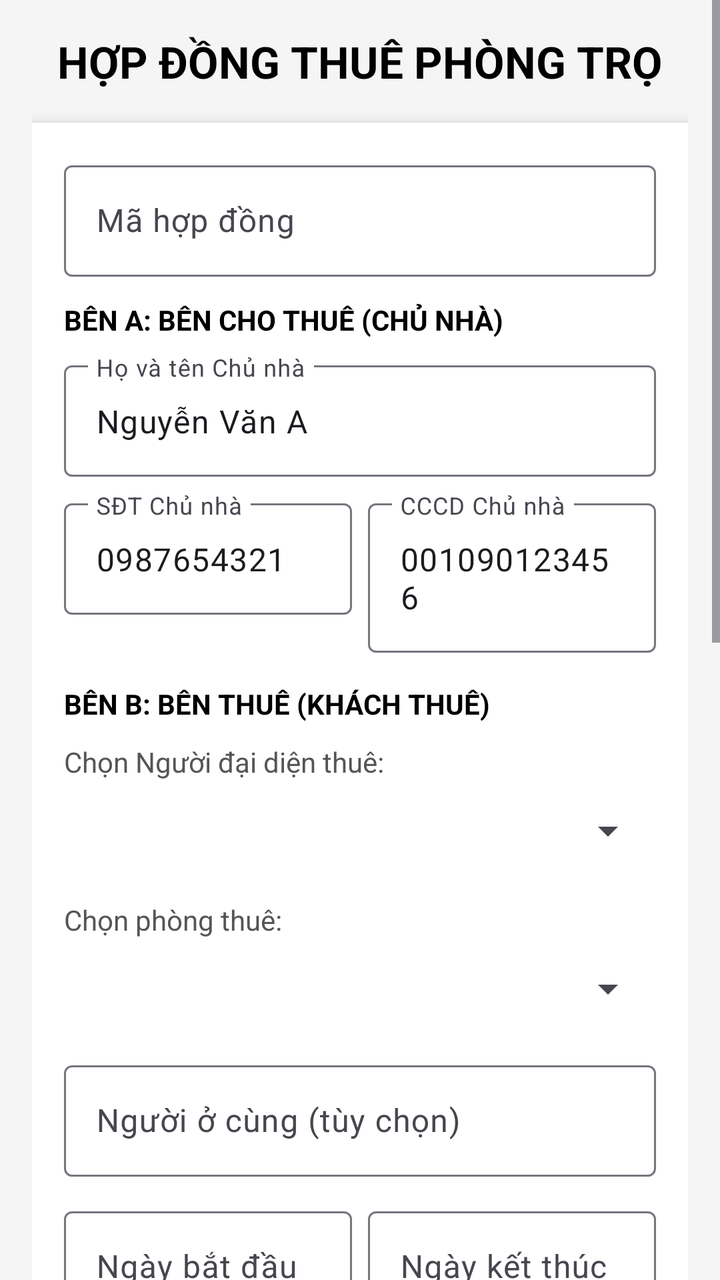
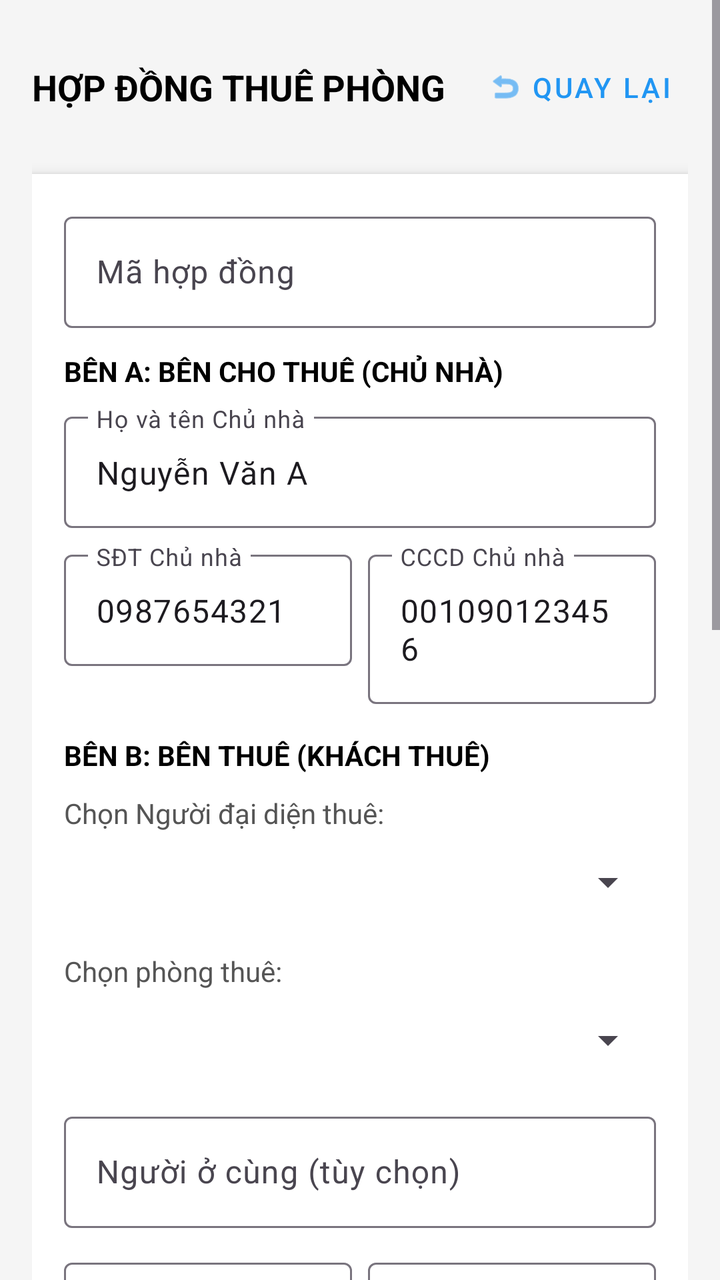

Screens rendered from an Android XML layout before and after an edit, with the pre-edit source and the edit as a unified diff.
<!-- AndroidManifest.xml: application theme Theme.Detai1 -->
<!-- res/layout/giaodienhopdong.xml -->
<?xml version="1.0" encoding="utf-8"?>
<ScrollView xmlns:android="http://schemas.android.com/apk/res/android"
    android:layout_width="match_parent"
    android:layout_height="match_parent"
    android:background="#F5F5F5">

    <LinearLayout
        android:layout_width="match_parent"
        android:layout_height="wrap_content"
        android:orientation="vertical"
        android:padding="16dp">

        <TextView
            android:layout_width="wrap_content"
            android:layout_height="wrap_content"
            android:text="HỢP ĐỒNG THUÊ PHÒNG TRỌ"
            android:textSize="22sp"
            android:textStyle="bold"
            android:textColor="@android:color/black"
            android:layout_gravity="center"
            android:layout_marginBottom="16dp"/>

        
        <LinearLayout
            android:layout_width="match_parent"
            android:layout_height="wrap_content"
            android:orientation="vertical"
            android:background="@android:color/white"
            android:padding="16dp"
            android:elevation="4dp"
            android:layout_marginBottom="16dp">

            <com.google.android.material.textfield.TextInputLayout
                android:layout_width="match_parent"
                android:layout_height="wrap_content"
                android:layout_marginBottom="12dp"
                android:hint="Mã hợp đồng">
                <com.google.android.material.textfield.TextInputEditText
                    android:id="@+id/txtmahopdong"
                    android:layout_width="match_parent"
                    android:layout_height="wrap_content" />
            </com.google.android.material.textfield.TextInputLayout>

            
            <TextView
                android:layout_width="wrap_content"
                android:layout_height="wrap_content"
                android:text="BÊN A: BÊN CHO THUÊ (CHỦ NHÀ)"
                android:textStyle="bold"
                android:textColor="@android:color/black"
                android:layout_marginBottom="8dp"/>

            <com.google.android.material.textfield.TextInputLayout
                android:layout_width="match_parent"
                android:layout_height="wrap_content"
                android:layout_marginBottom="8dp"
                android:hint="Họ và tên Chủ nhà">
                <com.google.android.material.textfield.TextInputEditText
                    android:id="@+id/txttenchunha"
                    android:layout_width="match_parent"
                    android:layout_height="wrap_content"
                    android:text="Nguyễn Văn A" />
            </com.google.android.material.textfield.TextInputLayout>

            <LinearLayout
                android:layout_width="match_parent"
                android:layout_height="wrap_content"
                android:orientation="horizontal"
                android:layout_marginBottom="16dp">

                <com.google.android.material.textfield.TextInputLayout
                    android:layout_width="0dp"
                    android:layout_height="wrap_content"
                    android:layout_weight="1"
                    android:layout_marginEnd="4dp"
                    android:hint="SĐT Chủ nhà">
                    <com.google.android.material.textfield.TextInputEditText
                        android:id="@+id/txtsdtchunha"
                        android:layout_width="match_parent"
                        android:layout_height="wrap_content"
                        android:text="0987654321" />
                </com.google.android.material.textfield.TextInputLayout>

                <com.google.android.material.textfield.TextInputLayout
                    android:layout_width="0dp"
                    android:layout_height="wrap_content"
                    android:layout_weight="1"
                    android:layout_marginStart="4dp"
                    android:hint="CCCD Chủ nhà">
                    <com.google.android.material.textfield.TextInputEditText
                        android:id="@+id/txtcccdchunha"
                        android:layout_width="match_parent"
                        android:layout_height="wrap_content"
                        android:text="001090123456" />
                </com.google.android.material.textfield.TextInputLayout>
            </LinearLayout>

            
            <TextView
                android:layout_width="wrap_content"
                android:layout_height="wrap_content"
                android:text="BÊN B: BÊN THUÊ (KHÁCH THUÊ)"
                android:textStyle="bold"
                android:textColor="@android:color/black"
                android:layout_marginBottom="8dp"/>

            <TextView
                android:layout_width="wrap_content"
                android:layout_height="wrap_content"
                android:text="Chọn Người đại diện thuê:"
                android:textColor="#555555"
                android:layout_marginTop="2dp"/>
            <Spinner
                android:id="@+id/spnnguoidaidien"
                android:layout_width="match_parent"
                android:layout_height="50dp"
                android:layout_marginBottom="8dp"/>

            <TextView
                android:layout_width="wrap_content"
                android:layout_height="wrap_content"
                android:text="Chọn phòng thuê:"
                android:textColor="#555555"
                android:layout_marginTop="2dp"/>
            <Spinner
                android:id="@+id/spnphongthue"
                android:layout_width="match_parent"
                android:layout_height="50dp"
                android:layout_marginBottom="8dp"/>

            <com.google.android.material.textfield.TextInputLayout
                android:layout_width="match_parent"
                android:layout_height="wrap_content"
                android:layout_marginBottom="12dp"
                android:hint="Người ở cùng (tùy chọn)">
                <com.google.android.material.textfield.TextInputEditText
                    android:id="@+id/txtnguoiocung"
                    android:layout_width="match_parent"
                    android:layout_height="wrap_content" />
            </com.google.android.material.textfield.TextInputLayout>

            
            <LinearLayout
                android:layout_width="match_parent"
                android:layout_height="wrap_content"
                android:orientation="horizontal"
                android:layout_marginBottom="8dp">

                <com.google.android.material.textfield.TextInputLayout
                    android:layout_width="0dp"
                    android:layout_height="wrap_content"
                    android:layout_weight="1"
                    android:layout_marginEnd="4dp"
                    android:hint="Ngày bắt đầu">
                    <com.google.android.material.textfield.TextInputEditText
                        android:id="@+id/txtngaybatdau"
                        android:layout_width="match_parent"
                        android:layout_height="wrap_content" />
                </com.google.android.material.textfield.TextInputLayout>

                <com.google.android.material.textfield.TextInputLayout
                    android:layout_width="0dp"
                    android:layout_height="wrap_content"
                    android:layout_weight="1"
                    android:layout_marginStart="4dp"
                    android:hint="Ngày kết thúc">
                    <com.google.android.material.textfield.TextInputEditText
                        android:id="@+id/txtngayketthuc"
                        android:layout_width="match_parent"
                        android:layout_height="wrap_content" />
                </com.google.android.material.textfield.TextInputLayout>
            </LinearLayout>

            <LinearLayout
                android:layout_width="match_parent"
                android:layout_height="wrap_content"
                android:orientation="horizontal"
                android:layout_marginBottom="8dp">

                <com.google.android.material.textfield.TextInputLayout
                    android:layout_width="0dp"
                    android:layout_height="wrap_content"
                    android:layout_weight="1"
                    android:layout_marginEnd="4dp"
                    android:hint="Giá thuê hàng tháng">
                    <com.google.android.material.textfield.TextInputEditText
                        android:id="@+id/txtgiathue"
                        android:layout_width="match_parent"
                        android:layout_height="wrap_content"
                        android:inputType="numberDecimal" />
                </com.google.android.material.textfield.TextInputLayout>

                <com.google.android.material.textfield.TextInputLayout
                    android:layout_width="0dp"
                    android:layout_height="wrap_content"
                    android:layout_weight="1"
                    android:layout_marginStart="4dp"
                    android:hint="Tiền đặt cọc">
                    <com.google.android.material.textfield.TextInputEditText
                        android:id="@+id/txttiencoc"
                        android:layout_width="match_parent"
                        android:layout_height="wrap_content"
                        android:inputType="numberDecimal" />
                </com.google.android.material.textfield.TextInputLayout>
            </LinearLayout>

            <LinearLayout
                android:layout_width="match_parent"
                android:layout_height="wrap_content"
                android:orientation="horizontal"
                android:layout_marginBottom="8dp">

                <com.google.android.material.textfield.TextInputLayout
                    android:layout_width="0dp"
                    android:layout_height="wrap_content"
                    android:layout_weight="1"
                    android:layout_marginEnd="4dp"
                    android:hint="Ngày đóng tiền hàng tháng">
                    <com.google.android.material.textfield.TextInputEditText
                        android:id="@+id/txtngaythanhtoanhangthang"
                        android:layout_width="match_parent"
                        android:layout_height="wrap_content"
                        android:inputType="number" />
                </com.google.android.material.textfield.TextInputLayout>

                <com.google.android.material.textfield.TextInputLayout
                    android:layout_width="0dp"
                    android:layout_height="wrap_content"
                    android:layout_weight="1"
                    android:layout_marginStart="4dp"
                    android:hint="Ngày đóng kỳ 1">
                    <com.google.android.material.textfield.TextInputEditText
                        android:id="@+id/txtngaythanhtoandautien"
                        android:layout_width="match_parent"
                        android:layout_height="wrap_content" />
                </com.google.android.material.textfield.TextInputLayout>
            </LinearLayout>

            <com.google.android.material.textfield.TextInputLayout
                android:layout_width="match_parent"
                android:layout_height="wrap_content"
                android:layout_marginBottom="16dp"
                android:hint="Ghi chú / Điều khoản thêm">
                <com.google.android.material.textfield.TextInputEditText
                    android:id="@+id/txtghichu"
                    android:layout_width="match_parent"
                    android:layout_height="wrap_content" />
            </com.google.android.material.textfield.TextInputLayout>

            <Button
                android:id="@+id/btntaohoadon"
                android:layout_width="match_parent"
                android:layout_height="60dp"
                android:text="LƯU HỢP ĐỒNG"
                android:backgroundTint="#4CAF50"
                android:textSize="16sp"/>
        </LinearLayout>

        <TextView
            android:layout_width="wrap_content"
            android:layout_height="wrap_content"
            android:text="Danh Sách Hợp Đồng Da Ký"
            android:textSize="18sp"
            android:textStyle="bold"
            android:layout_marginBottom="8dp"/>

        <ListView
            android:id="@+id/lvhopdong"
            android:layout_width="match_parent"
            android:layout_height="250dp"
            android:background="@android:color/white" />

    </LinearLayout>
</ScrollView>
<!-- resources referenced by this layout -->
<resources>
  <style name="Theme.Detai1" parent="Base.Theme.Detai1" />
  <style name="Base.Theme.Detai1" parent="Theme.Material3.DayNight.NoActionBar">
          
          
      </style>
</resources>

<!-- the commit's change to res/layout/giaodienhopdong.xml (unified diff, before → after) -->
@@ -1,7 +1,9 @@
 <?xml version="1.0" encoding="utf-8"?>
 <ScrollView xmlns:android="http://schemas.android.com/apk/res/android"
+    xmlns:app="http://schemas.android.com/apk/res-auto"
     android:layout_width="match_parent"
     android:layout_height="match_parent"
+    android:fillViewport="true"
     android:background="#F5F5F5">
 
     <LinearLayout
@@ -10,15 +12,40 @@
         android:orientation="vertical"
         android:padding="16dp">
 
-        <TextView
-            android:layout_width="wrap_content"
+        
+        <RelativeLayout
+            android:layout_width="match_parent"
             android:layout_height="wrap_content"
-            android:text="HỢP ĐỒNG THUÊ PHÒNG TRỌ"
-            android:textSize="22sp"
-            android:textStyle="bold"
-            android:textColor="@android:color/black"
-            android:layout_gravity="center"
-            android:layout_marginBottom="16dp"/>
+            android:layout_marginBottom="16dp"
+            android:paddingTop="4dp"
+            android:paddingBottom="4dp">
+
+            <TextView
+                android:layout_width="wrap_content"
+                android:layout_height="wrap_content"
+                android:layout_centerVertical="true"
+                android:layout_alignParentStart="true"
+                android:text="HỢP ĐỒNG THUÊ PHÒNG"
+                android:textSize="18sp"
+                android:textStyle="bold"
+                android:textColor="@android:color/black"/>
+
+            <com.google.android.material.button.MaterialButton
+                android:id="@+id/btnQuayLaiHopDong"
+                style="@style/Widget.MaterialComponents.Button.TextButton"
+                android:layout_width="wrap_content"
+                android:layout_height="wrap_content"
+                android:layout_alignParentEnd="true"
+                android:layout_centerVertical="true"
+                android:text="Quay lại"
+                android:textColor="#2196F3"
+                android:textSize="14sp"
+                app:icon="@android:drawable/ic_menu_revert"
+                app:iconTint="#2196F3"
+                android:minWidth="0dp"
+                android:minHeight="0dp"
+                android:padding="8dp"/>
+        </RelativeLayout>
 
         
         <LinearLayout
@@ -259,7 +286,7 @@
         <TextView
             android:layout_width="wrap_content"
             android:layout_height="wrap_content"
-            android:text="Danh Sách Hợp Đồng Da Ký"
+            android:text="Danh Sách Hợp Đồng Đã Ký"
             android:textSize="18sp"
             android:textStyle="bold"
             android:layout_marginBottom="8dp"/>
